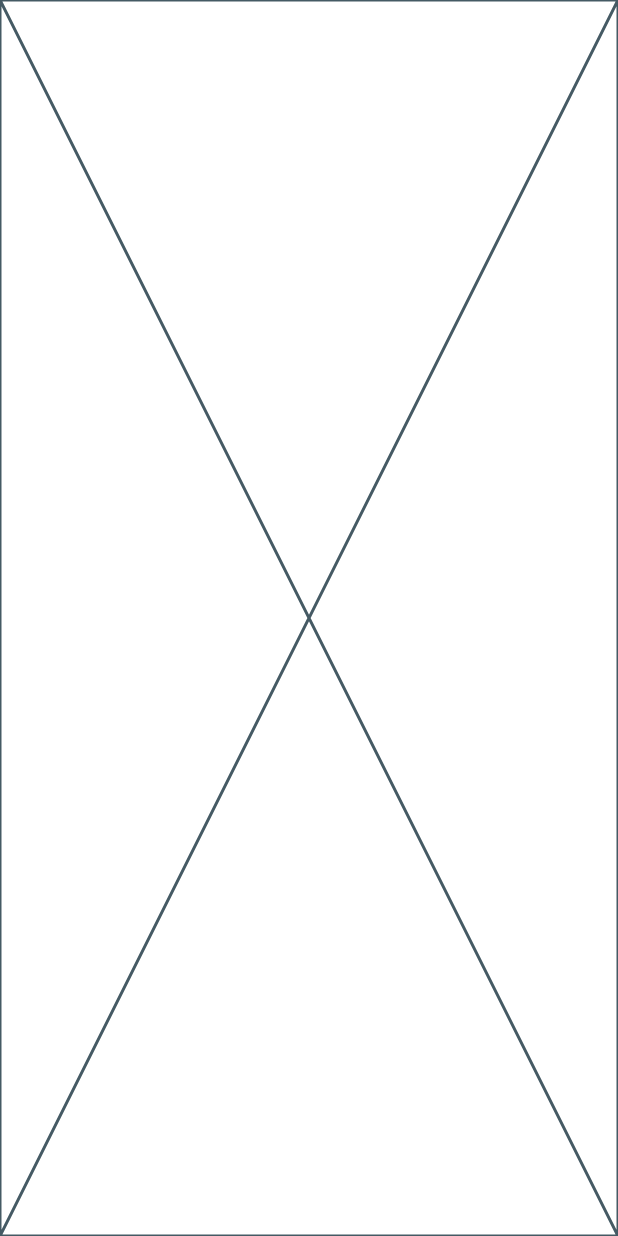
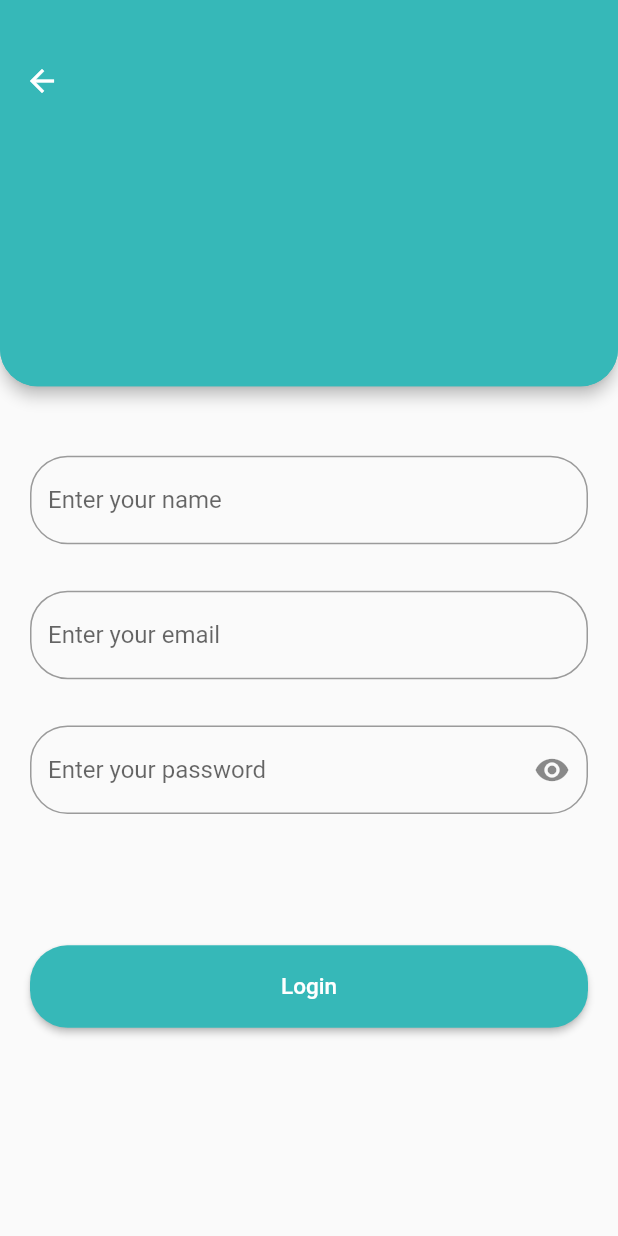
Before and after one commit to MuhammadsharifDev/telegram_clone, a Flutter app: the screen it shows after launch, on a phone screen of 412 x 824 dp. Run offline on Flutter 3.47's test engine with Material 2 defaults, Android fonts, the phone set to English and light mode, and no system bars; drawn by our look-alikes of keyboard_dismisser; our stand-ins replace firebase_core, google_fonts; accounts and stored records are empty; generated files the repository leaves out were written again.

```diff
--- a/lib/main.dart
+++ b/lib/main.dart
@@ -1,5 +1,8 @@
 import 'package:flutter/material.dart';
 import 'package:firebase_core/firebase_core.dart';
+import 'package:keyboard_dismisser/keyboard_dismisser.dart';
+import 'package:telegram_clone/src/routes/app_routes.dart';
+import 'package:telegram_clone/src/routes/routes_name.dart';
 import 'firebase_options.dart';
 
 Future<void> main() async {
@@ -15,6 +18,11 @@ class MyApp extends StatelessWidget {
 
   @override
   Widget build(BuildContext context) {
-    return const Placeholder();
+    return const KeyboardDismisser(
+      child:  MaterialApp(
+        initialRoute: RoutesName.login,
+        onGenerateRoute: AppRoutes.onGenerateRoute,
+      ),
+    );
   }
 }
--- /dev/null
+++ b/lib/src/auth/login/login_page.dart
@@ -0,0 +1,85 @@
+import 'package:flutter/material.dart';
+import 'package:telegram_clone/src/const/utils/app_colors.dart';
+import 'package:telegram_clone/src/models/text_style.dart';
+import 'package:telegram_clone/src/models/textfiled_model.dart';
+
+class LoginPage extends StatelessWidget {
+   LoginPage({super.key});
+  TextEditingController usernameController=TextEditingController();
+  TextEditingController emailController=TextEditingController();
+  TextEditingController passwordController=TextEditingController();
+
+
+  @override
+  Widget build(BuildContext context) {
+    var media=MediaQuery.of(context);
+    return Scaffold(
+      appBar: AppBar(
+        leading: Padding(
+          padding: const EdgeInsets.only(bottom: 150),
+          child: IconButton(onPressed: (){},icon: const Icon(Icons.arrow_back),),
+        ),
+        shape:  const OutlineInputBorder(
+          borderSide: BorderSide(color: AppColors.C_36B8B8),
+          borderRadius: BorderRadius.only(bottomLeft: Radius.circular(25),bottomRight: Radius.circular(25)),
+        ),
+        toolbarHeight: media.size.height*200/640,
+        backgroundColor: AppColors.C_36B8B8,
+      ),
+      body: SingleChildScrollView(
+        child: Padding(
+          padding: const EdgeInsets.only(left: 20,right: 20),
+          child: Column(
+            children: [
+              SizedBox(height: media.size.height*36/640,),
+              TextFormField(
+                validator: (value) {
+                  if(value!.isEmpty){
+                    return 'Enter your name';
+                  }
+                },
+              controller: usernameController,
+                keyboardType: TextInputType.text,
+                decoration: TextFormFiledModel.items(text: 'Enter your name'),
+              ),
+              SizedBox(height: media.size.height*24/640,),
+              TextFormField(
+                validator: (value) {
+                  if(value!.isEmpty){
+                    return 'Enter your user';
+                  }
+                },
+                controller: emailController,
+                keyboardType: TextInputType.emailAddress,
+                decoration: TextFormFiledModel.items(text: 'Enter your email'),
+              ),
+              SizedBox(height: media.size.height*24/640,),
+              TextFormField(
+                validator: (value) {
+                  if(value!.isEmpty){
+                    return 'Enter your password';
+                  }
+                },
+                controller: passwordController,
+                keyboardType: TextInputType.text,
+                decoration: TextFormFiledModel.items(text: 'Enter your password',
+                suffixIcon: Icons.visibility,
+                ),
+              ),
+              SizedBox(height: media.size.height*68/640,),
+               ElevatedButton(
+                   style: ElevatedButton.styleFrom(
+                      minimumSize: const Size(double.infinity, 55),
+                     backgroundColor: AppColors.C_36B8B8,
+                     shape: RoundedRectangleBorder(
+                       borderRadius: BorderRadius.circular(25),
+                     )
+                   ),
+                   onPressed: (){}, child: TextStyleModel.items(text: 'Login', size: 15)),
+            ],
+          ),
+        ),
+      ),
+    );
+  }
+}
--- /dev/null
+++ b/lib/src/const/utils/app_colors.dart
@@ -0,0 +1,5 @@
+import 'dart:ui';
+
+class AppColors{
+  static const Color C_36B8B8=Color(0xff36B8B8);
+}
--- /dev/null
+++ b/lib/src/models/text_style.dart
@@ -0,0 +1,12 @@
+import 'dart:ui';
+
+import 'package:flutter/material.dart';
+import 'package:google_fonts/google_fonts.dart';
+
+class TextStyleModel{
+  static Text items({required String text,Color? color,required double size,var fontWeight}){
+    return Text(
+      text,style:TextStyle(fontSize: size,color: color,fontWeight: fontWeight),
+    );
+  }
+}
--- /dev/null
+++ b/lib/src/models/textfiled_model.dart
@@ -0,0 +1,15 @@
+import 'package:flutter/material.dart';
+import 'package:telegram_clone/src/const/utils/app_colors.dart';
+
+class TextFormFiledModel{
+  static InputDecoration items({required String text,IconData? suffixIcon}){
+    return InputDecoration(
+        hintText: text,
+        suffixIcon: Icon(suffixIcon),
+        border: OutlineInputBorder(
+        borderRadius: BorderRadius.circular(25),
+    borderSide: const BorderSide(color: AppColors.C_36B8B8),
+    ),
+    );
+  }
+}
--- /dev/null
+++ b/lib/src/routes/app_routes.dart
@@ -0,0 +1,17 @@
+import 'package:flutter/material.dart';
+import 'package:telegram_clone/src/auth/login/login_page.dart';
+import 'package:telegram_clone/src/routes/routes_name.dart';
+
+sealed class AppRoutes{
+  AppRoutes._();
+  static Route<dynamic>? onGenerateRoute(RouteSettings settings){
+    switch (settings.name){
+      case RoutesName.login:
+        return MaterialPageRoute(
+          builder: (context) =>  LoginPage(),
+        );
+
+    }
+    return null;
+  }
+}
--- /dev/null
+++ b/lib/src/routes/routes_name.dart
@@ -0,0 +1,6 @@
+class RoutesName{
+  RoutesName._();
+  static const login='/login_page';
+  static const signup='/signup_page';
+  static const main='/main_page';
+}
--- a/pubspec.yaml
+++ b/pubspec.yaml
@@ -46,6 +46,7 @@ dependencies:
   firebase_messaging: ^14.6.5
   google_fonts: ^5.1.0
   flutter_svg: ^2.0.7
+  keyboard_dismisser: ^3.0.0
 
 dev_dependencies:
   flutter_test:
```
Also changed, not shown: pubspec.lock.
